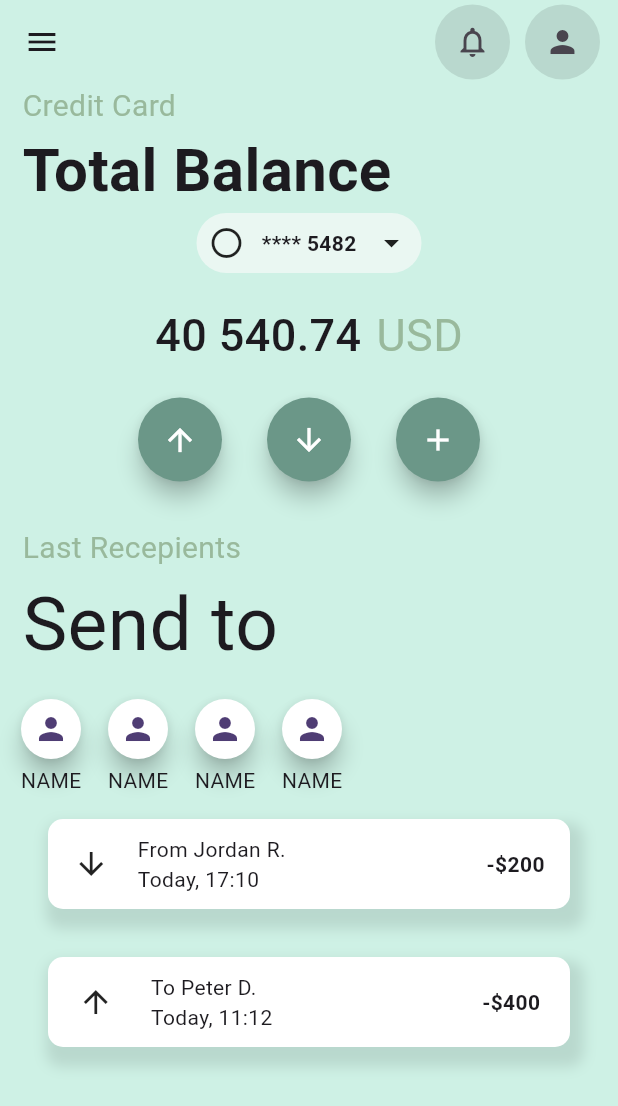
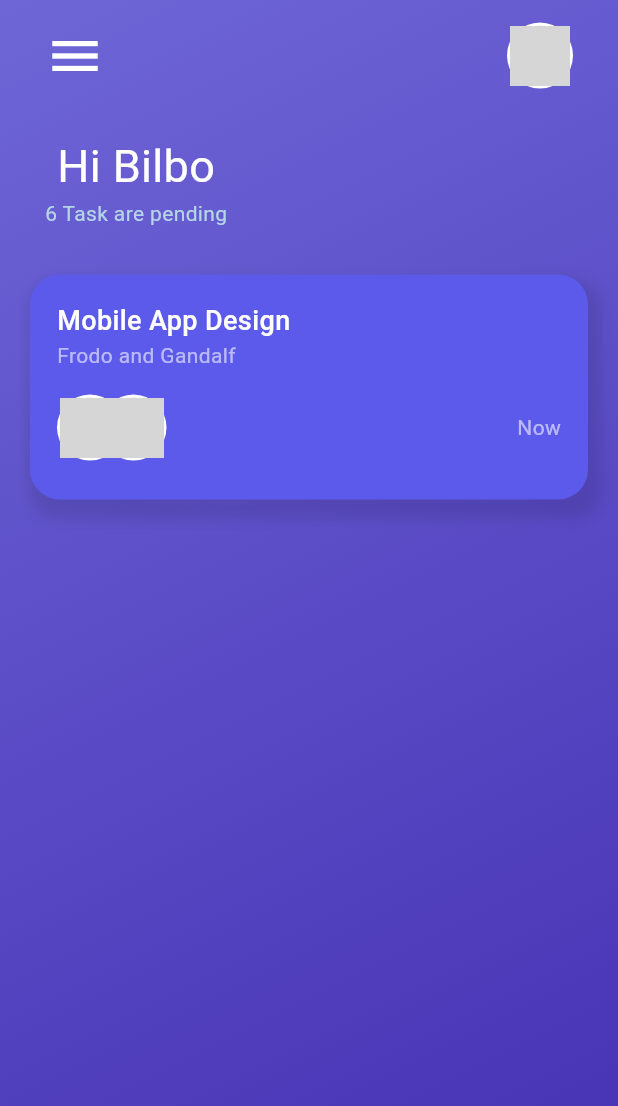
Before and after one commit to mateuszkasprzak94/custom_ui, a Flutter app: the screen it shows after launch, on a phone screen of 412 x 824 dp. Shown: the top 1106 px of the screen. Run offline on Flutter 3.47's test engine with Material 2 defaults, Android fonts, the light colour scheme and no system bars; our stand-ins replace google_fonts; missing offline and left inert: custom_switch_widget; network calls fail; Roboto replaces fonts that are missing (Adamina); grey boxes are pictures that could not be loaded.

Commit message:
Finish Half of Design

```diff
--- a/lib/main.dart
+++ b/lib/main.dart
@@ -1,5 +1,5 @@
 import 'package:flutter/material.dart';
-import 'package:ui_training/pages/bank.dart';
+import 'package:ui_training/pages/task_manager.dart';
 
 void main() {
   runApp(const MyApp());
@@ -16,7 +16,7 @@ class MyApp extends StatelessWidget {
         colorScheme: ColorScheme.fromSeed(seedColor: Colors.deepPurple),
         useMaterial3: true,
       ),
-      home: const BankPage(),
+      home: const TaskManager(),
     );
   }
 }
--- /dev/null
+++ b/lib/pages/task_manager.dart
@@ -0,0 +1,216 @@
+import 'package:flutter/material.dart';
+import 'package:google_fonts/google_fonts.dart';
+
+class TaskManager extends StatefulWidget {
+  const TaskManager({super.key});
+
+  @override
+  State<TaskManager> createState() => _TaskManagerState();
+}
+
+class _TaskManagerState extends State<TaskManager> {
+  @override
+  Widget build(BuildContext context) {
+    return Scaffold(
+      body: Container(
+        width: double.infinity,
+        height: double.infinity,
+        decoration: const BoxDecoration(
+          gradient: LinearGradient(
+            begin: Alignment.topLeft,
+            end: Alignment.bottomRight,
+            colors: <Color>[
+              Color(0xff6E66D7),
+              Color(0xff4530B3),
+            ],
+            tileMode: TileMode.mirror,
+          ),
+        ),
+        child: const SafeArea(
+          child: Column(
+            children: [
+              // Row 1
+              FirstRow(),
+              // Row 2
+              WelcomeMessage(),
+              // Container
+              TaskWidget(),
+            ],
+          ),
+        ),
+      ),
+    );
+  }
+}
+
+class TaskWidget extends StatelessWidget {
+  const TaskWidget({
+    super.key,
+  });
+
+  @override
+  Widget build(BuildContext context) {
+    return Container(
+      margin: const EdgeInsets.symmetric(horizontal: 20, vertical: 16),
+      width: double.infinity,
+      height: 150,
+      padding: const EdgeInsets.all(10),
+      decoration: BoxDecoration(
+        borderRadius: const BorderRadius.all(
+          Radius.circular(20),
+        ),
+        color: const Color.fromARGB(255, 92, 90, 235),
+        boxShadow: [
+          BoxShadow(
+            color: Colors.black.withOpacity(0.1),
+            spreadRadius: 5,
+            blurRadius: 7,
+            offset: const Offset(4, 8),
+          ),
+        ],
+      ),
+      child: Column(
+        children: [
+          Row(
+            children: [
+              Padding(
+                padding: const EdgeInsets.all(8.0),
+                child: Column(
+                  mainAxisAlignment: MainAxisAlignment.start,
+                  crossAxisAlignment: CrossAxisAlignment.start,
+                  children: [
+                    const Text(
+                      'Mobile App Design',
+                      style: TextStyle(
+                          color: Colors.white,
+                          fontSize: 18,
+                          fontWeight: FontWeight.w500),
+                    ),
+                    Text(
+                      'Frodo and Gandalf',
+                      style: TextStyle(
+                        color: Colors.white.withOpacity(0.58),
+                      ),
+                    ),
+                  ],
+                ),
+              ),
+            ],
+          ),
+          Padding(
+            padding: const EdgeInsets.all(8.0),
+            child: Row(
+              mainAxisAlignment: MainAxisAlignment.spaceBetween,
+              children: [
+                const SizedBox(
+                  width: 75,
+                  child: Stack(
+                    children: [
+                      CircleAvatar(
+                        radius: 22,
+                        backgroundColor: Colors.white,
+                        child: CircleAvatar(
+                          backgroundImage: NetworkImage(
+                              'https://static.wikia.nocookie.net/lotr/images/3/32/Frodo_%28FotR%29.png/revision/latest?cb=20221006065757'),
+                          radius: 20,
+                        ),
+                      ),
+                      Positioned(
+                        left: 29,
+                        child: CircleAvatar(
+                          radius: 22,
+                          backgroundColor: Colors.white,
+                          child: CircleAvatar(
+                            backgroundImage: NetworkImage(
+                                'https://static.wikia.nocookie.net/lotr/images/e/e7/Gandalf_the_Grey.jpg/revision/latest?cb=20121110131754'),
+                            radius: 20,
+                          ),
+                        ),
+                      ),
+                    ],
+                  ),
+                ),
+                Text(
+                  'Now',
+                  style: TextStyle(
+                    color: Colors.white.withOpacity(0.58),
+                  ),
+                ),
+              ],
+            ),
+          )
+        ],
+      ),
+    );
+  }
+}
+
+class WelcomeMessage extends StatelessWidget {
+  const WelcomeMessage({
+    super.key,
+  });
+
+  @override
+  Widget build(BuildContext context) {
+    return Padding(
+      padding: const EdgeInsets.symmetric(
+        horizontal: 30,
+        vertical: 15,
+      ),
+      child: Row(
+        children: [
+          Column(
+            children: [
+              Text(
+                'Hi Bilbo',
+                style: GoogleFonts.adamina(
+                  color: Colors.white,
+                  fontSize: 30,
+                ),
+              ),
+              const Text(
+                '6 Task are pending',
+                style: TextStyle(color: Color(0xffB5D6E7), fontSize: 14),
+              )
+            ],
+          )
+        ],
+      ),
+    );
+  }
+}
+
+class FirstRow extends StatelessWidget {
+  const FirstRow({
+    super.key,
+  });
+
+  @override
+  Widget build(BuildContext context) {
+    return const Padding(
+      padding: EdgeInsets.symmetric(
+        horizontal: 30,
+        vertical: 15,
+      ),
+      child: Row(
+        mainAxisAlignment: MainAxisAlignment.spaceBetween,
+        children: [
+          Icon(
+            Icons.menu,
+            color: Colors.white,
+            size: 40,
+          ),
+          CircleAvatar(
+            radius: 22,
+            backgroundColor: Colors.white,
+            child: CircleAvatar(
+              backgroundImage:
+                  NetworkImage('https://fwcdn.pl/fcp/22/42/662242/12561.1.jpg'),
+              radius: 20,
+            ),
+          )
+        ],
+      ),
+    );
+  }
+}
--- a/pubspec.yaml
+++ b/pubspec.yaml
@@ -36,6 +36,7 @@ dependencies:
   # Use with the CupertinoIcons class for iOS style icons.
   cupertino_icons: ^1.0.2
   custom_switch_widget: ^0.0.1
+  google_fonts: ^6.1.0
 
 dev_dependencies:
   flutter_test:
```
Also changed, not shown: pubspec.lock, 1 other file.
